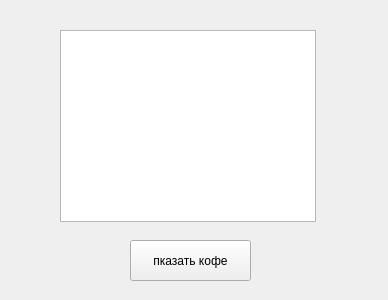
The window that main.ui (Vladchep05/Novosibirsk-Chepelev_3) describes before a commit, drawn with Qt 5.
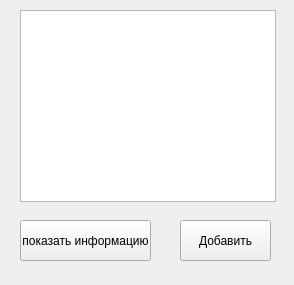
The same window after the commit.

```diff
--- a/main.ui
+++ b/main.ui
@@ -6,8 +6,8 @@
    <rect>
     <x>0</x>
     <y>0</y>
-    <width>388</width>
-    <height>300</height>
+    <width>294</width>
+    <height>285</height>
    </rect>
   </property>
   <property name="windowTitle">
@@ -16,8 +16,8 @@
   <widget class="QTextBrowser" name="textBrowser">
    <property name="geometry">
     <rect>
-     <x>60</x>
-     <y>30</y>
+     <x>20</x>
+     <y>10</y>
      <width>256</width>
      <height>192</height>
     </rect>
@@ -26,14 +26,27 @@
   <widget class="QPushButton" name="pushButton">
    <property name="geometry">
     <rect>
-     <x>130</x>
-     <y>240</y>
-     <width>121</width>
+     <x>20</x>
+     <y>220</y>
+     <width>131</width>
      <height>41</height>
     </rect>
    </property>
    <property name="text">
-    <string>пказать кофе</string>
+    <string>показать информацию</string>
+   </property>
+  </widget>
+  <widget class="QPushButton" name="btnAddEditCoffee">
+   <property name="geometry">
+    <rect>
+     <x>180</x>
+     <y>220</y>
+     <width>91</width>
+     <height>41</height>
+    </rect>
+   </property>
+   <property name="text">
+    <string>Добавить</string>
    </property>
   </widget>
  </widget>
```
Left out of the diff: 2 changed lines with no effect on the pictures.
